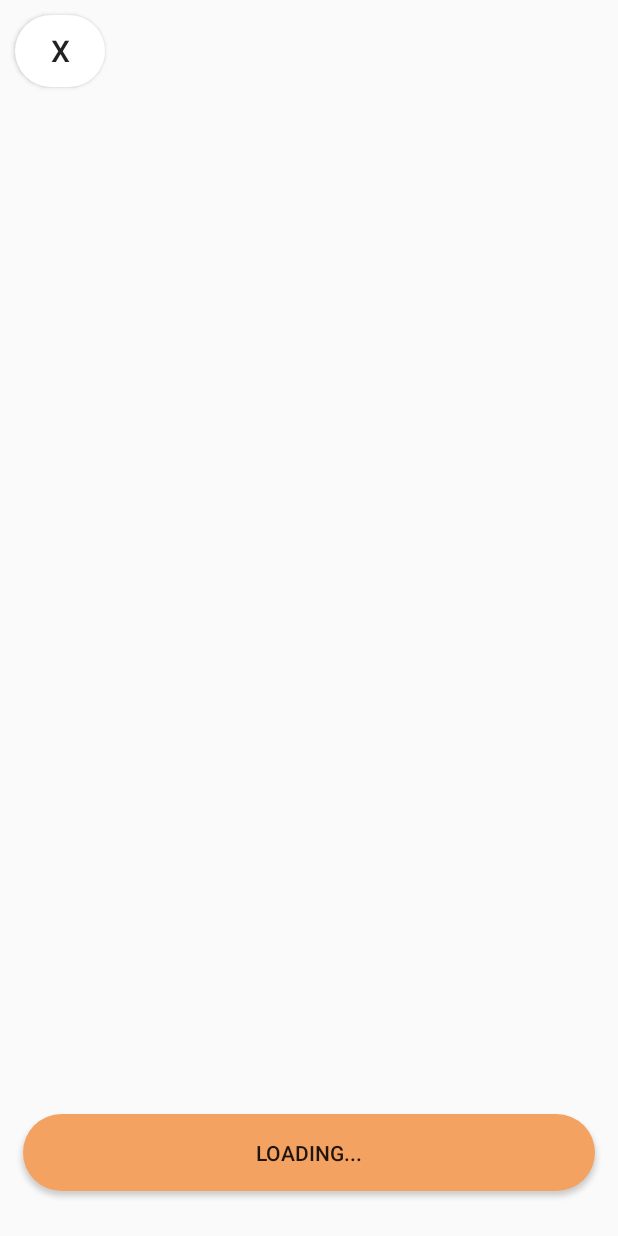
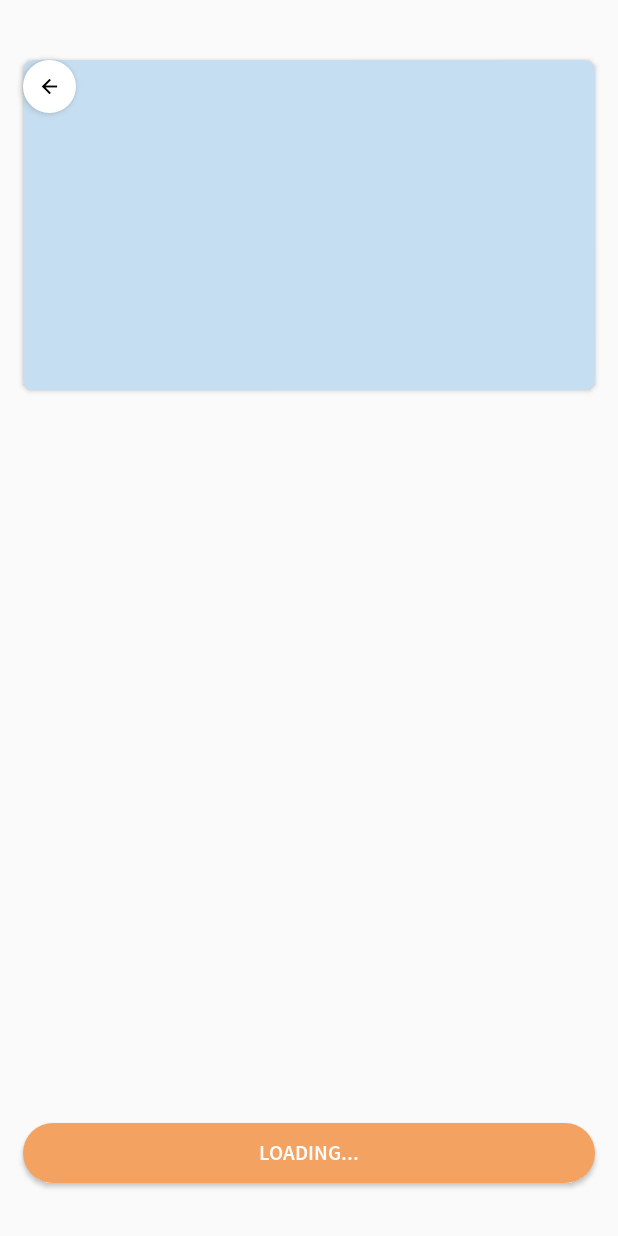
Before and after one commit to joelchunsheng/Meditate, an Android app: the BuyPackageActivity screen opened directly, with no data from a screen before it, on a phone screen of 412 x 824 dp. Run offline under Robolectric (Android 15) with nearby library versions, the light colour scheme and no system bars; our stand-ins replace Firebase (no records; nobody signed in at launch, a user with empty details on screens opened directly); 8 statements that could not run were skipped.

Commit message:
edited BuyPackageActivity UI

```diff
--- a/app/src/main/java/com/android/meditate/Shop/BuyPackageActivity.java
+++ b/app/src/main/java/com/android/meditate/Shop/BuyPackageActivity.java
@@ -3,6 +3,7 @@ package com.android.meditate.Shop;
 import androidx.annotation.NonNull;
 import androidx.appcompat.app.AlertDialog;
 import androidx.appcompat.app.AppCompatActivity;
+import androidx.cardview.widget.CardView;
 
 import android.content.Context;
 import android.content.DialogInterface;
@@ -15,6 +16,7 @@ import android.os.Bundle;
 import android.util.Log;
 import android.view.View;
 import android.widget.Button;
+import android.widget.ImageButton;
 import android.widget.ImageView;
 import android.widget.TextView;
 import android.widget.Toast;
@@ -38,7 +40,9 @@ public class BuyPackageActivity extends AppCompatActivity {
 
     private ImageView packageImage;
     private TextView packageTitle, packageDescription;
-    private Button buyPackageButton, exitButton;
+    private Button buyPackageButton;
+    private ImageButton exitButton;
+    private CardView piCard;
 
     private static final String TAG = "BuyPackageActivity";
 
@@ -53,7 +57,8 @@ public class BuyPackageActivity extends AppCompatActivity {
         packageTitle = (TextView) findViewById(R.id.packageTitle);
         packageDescription = (TextView) findViewById(R.id.packageDescription);
         buyPackageButton = (Button) findViewById(R.id.packageBuyButton);
-        exitButton = (Button) findViewById(R.id.exitButton);
+        exitButton = (ImageButton) findViewById(R.id.exitButton);
+        piCard = (CardView) findViewById(R.id.piCard);
 
         // Get intent with extras from ShopFragment
         Intent intent = getIntent();
@@ -73,6 +78,9 @@ public class BuyPackageActivity extends AppCompatActivity {
                 finish();
             }
         });
+
+        //set up card view
+        setUpCard(title, piCard);
 
         FirebaseUser currentUser = auth.getCurrentUser();
         final String uid = currentUser.getUid();
@@ -103,12 +111,6 @@ public class BuyPackageActivity extends AppCompatActivity {
 
             }
         });
-    }
-
-    @Override
-    protected void onStart(){
-        super.onStart();
-
     }
 
     private void setButtonText(DocumentReference docRef, final int cost, final String uid){
@@ -198,4 +200,31 @@ public class BuyPackageActivity extends AppCompatActivity {
             }
         });
     }
+
+    private void setUpCard(String title, CardView cardView){
+        if (title.equals("10 min guides")){
+            cardView.setCardBackgroundColor(Color.parseColor("#C6DEF1"));
+        }
+        else if(title.equals("White Noise")){
+            cardView.setCardBackgroundColor(Color.parseColor("#F7D9C4"));
+        }
+        else if(title.equals("Nature")){
+            cardView.setCardBackgroundColor(Color.parseColor("#E2CFC4"));
+        }
+        else if(title.equals("Self care")){
+            cardView.setCardBackgroundColor(Color.parseColor("#DBCDF0"));
+        }
+        else if(title.equals("Rainy days")){
+            cardView.setCardBackgroundColor(Color.parseColor("#FAEDCB"));
+        }
+        else if(title.equals("Piano")){
+            cardView.setCardBackgroundColor(Color.parseColor("#E2E2DF"));
+        }
+        else if(title.equals("Slow down")){
+            cardView.setCardBackgroundColor(Color.parseColor("#C9E4DE"));
+        }
+        else{
+            cardView.setCardBackgroundColor(Color.parseColor("#C6DEF1"));
+        }
+    }
 }
--- a/app/src/main/res/layout/activity_buy_guide.xml
+++ b/app/src/main/res/layout/activity_buy_guide.xml
@@ -1,68 +1,75 @@
 <?xml version="1.0" encoding="utf-8"?>
-<LinearLayout xmlns:android="http://schemas.android.com/apk/res/android"
+<RelativeLayout xmlns:android="http://schemas.android.com/apk/res/android"
     xmlns:app="http://schemas.android.com/apk/res-auto"
     xmlns:tools="http://schemas.android.com/tools"
     android:layout_width="match_parent"
     android:layout_height="match_parent"
-    android:orientation="vertical"
     tools:context=".Shop.BuyPackageActivity" >
 
+    <ImageButton
+        android:id="@+id/exitButton"
+        android:layout_width="35dp"
+        android:layout_height="35dp"
+        android:layout_alignParentLeft="true"
+        android:layout_marginStart="15dp"
+        android:layout_marginTop="40dp"
+        android:elevation="3dp"
+        android:background="@drawable/back_btn_bg"
+        android:src="@drawable/baseline_arrow_back_black_24dp"
+        android:adjustViewBounds="true"
+        android:scaleType="centerCrop"
+        android:padding="10dp"/>
 
-    <Button
-        android:id="@+id/exitButton"
-        android:layout_width="60dp"
-        android:layout_height="wrap_content"
-        android:layout_weight="0.05"
-        android:layout_marginTop="10sp"
-        android:layout_marginLeft="10sp"
-        android:background="@drawable/back_btn_bg"
-        android:text="X"
-        android:textSize="20sp"/>
+    <androidx.cardview.widget.CardView
+        android:id="@+id/piCard"
+        android:layout_width="match_parent"
+        android:layout_height="220dp"
+        android:layout_marginHorizontal="15dp"
+        android:layout_marginTop="40dp"
+        app:cardCornerRadius="7dp">
 
-    <ImageView
-        android:id="@+id/packageImage"
-        android:layout_width="match_parent"
-        android:layout_height="216dp"
-        android:layout_marginStart="5sp"
-        android:layout_marginTop="10sp"
-        android:layout_marginEnd="5sp"
-        tools:srcCompat="@tools:sample/avatars"
-        android:layout_weight="0.30" />
+        <ImageView
+            android:id="@+id/packageImage"
+            android:layout_width="100dp"
+            android:layout_height="100dp"
+            android:layout_gravity="center"/>
+    </androidx.cardview.widget.CardView>
+
 
     <TextView
         android:id="@+id/packageTitle"
         android:layout_width="match_parent"
-        android:layout_height="60sp"
-        android:layout_marginStart="15sp"
-        android:layout_marginTop="20sp"
-        android:layout_marginEnd="15sp"
+        android:layout_height="wrap_content"
+        android:layout_below="@id/piCard"
+        android:layout_marginHorizontal="15dp"
+        android:layout_marginTop="15dp"
+        android:fontFamily="@font/sourcesanspro_semibold"
         android:text="Package Title"
-        android:textSize="35sp"
-        android:layout_weight="0.10"/>
+        android:textColor="#000000"
+        android:textSize="24sp" />
 
     <TextView
         android:id="@+id/packageDescription"
         android:layout_width="match_parent"
-        android:layout_height="340dp"
-        android:layout_marginStart="15sp"
-        android:layout_marginTop="10sp"
-        android:layout_marginEnd="15sp"
+        android:layout_height="wrap_content"
+        android:layout_below="@id/packageTitle"
+        android:layout_marginHorizontal="15dp"
+        android:fontFamily="@font/sourcesanspro_regular"
         android:text="Package Description"
-        android:textSize="20sp"
-        android:layout_weight="0.45"/>
+        android:textColor="#000000"
+        android:textSize="18sp" />
 
     <Button
         android:id="@+id/packageBuyButton"
         android:layout_width="match_parent"
-        android:layout_height="50sp"
-        android:layout_gravity="bottom"
-        android:layout_marginStart="15sp"
-        android:layout_marginTop="20sp"
-        android:layout_marginEnd="15sp"
-        android:layout_marginBottom="30sp"
+        android:layout_height="40dp"
+        android:layout_alignParentBottom="true"
+        android:layout_marginHorizontal="15dp"
+        android:layout_marginBottom="35dp"
         android:background="@drawable/login_sign_up_button"
+        android:fontFamily="@font/sourcesanspro_semibold"
         android:text="Loading..."
-        android:layout_weight="0.10" />
+        android:textColor="#FDFDFD" />
 
 
-</LinearLayout>
+</RelativeLayout>
--- a/app/src/main/res/layout/fragment_shop.xml
+++ b/app/src/main/res/layout/fragment_shop.xml
@@ -24,15 +24,16 @@
                     android:layout_width="match_parent"
                     android:layout_height="wrap_content"
                     android:layout_marginTop="40dp"
+                    android:fontFamily="@font/sourcesanspro_bold"
                     android:text="Explore"
                     android:textColor="#000000"
-                    android:textSize="24sp"
-                    android:textStyle="bold" />
+                    android:textSize="24sp" />
 
                 <TextView
                     android:layout_width="match_parent"
                     android:layout_height="wrap_content"
                     android:layout_marginBottom="10dp"
+                    android:fontFamily="@font/sourcesanspro_regular"
                     android:text="Discover more meditation guides!"
                     android:textColor="#000000"
                     android:textSize="18sp" />
@@ -42,11 +43,11 @@
                     android:layout_width="match_parent"
                     android:layout_height="wrap_content"
                     android:layout_marginBottom="10dp"
+                    android:fontFamily="@font/sourcesanspro_semibold"
                     android:text="0 Coins"
                     android:textAlignment="textEnd"
                     android:textColor="#000000"
-                    android:textSize="15sp"
-                    android:textStyle="bold" />
+                    android:textSize="15sp" />
             </LinearLayout>
 
 
```
Also changed, not shown: 1 other file.
